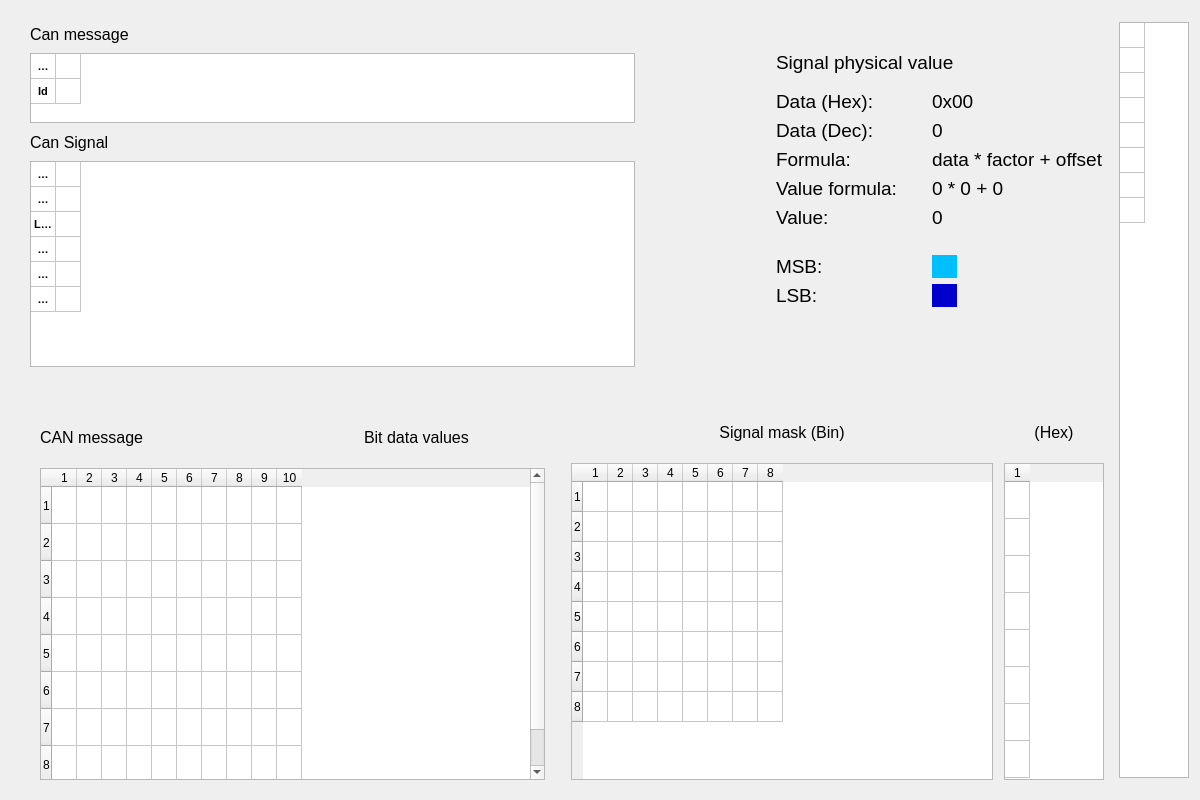
Before: the Qt Designer form BusConfigUI/CanMessageSimulator.ui in Patryk-97/BusConfig, drawn with Qt 5.
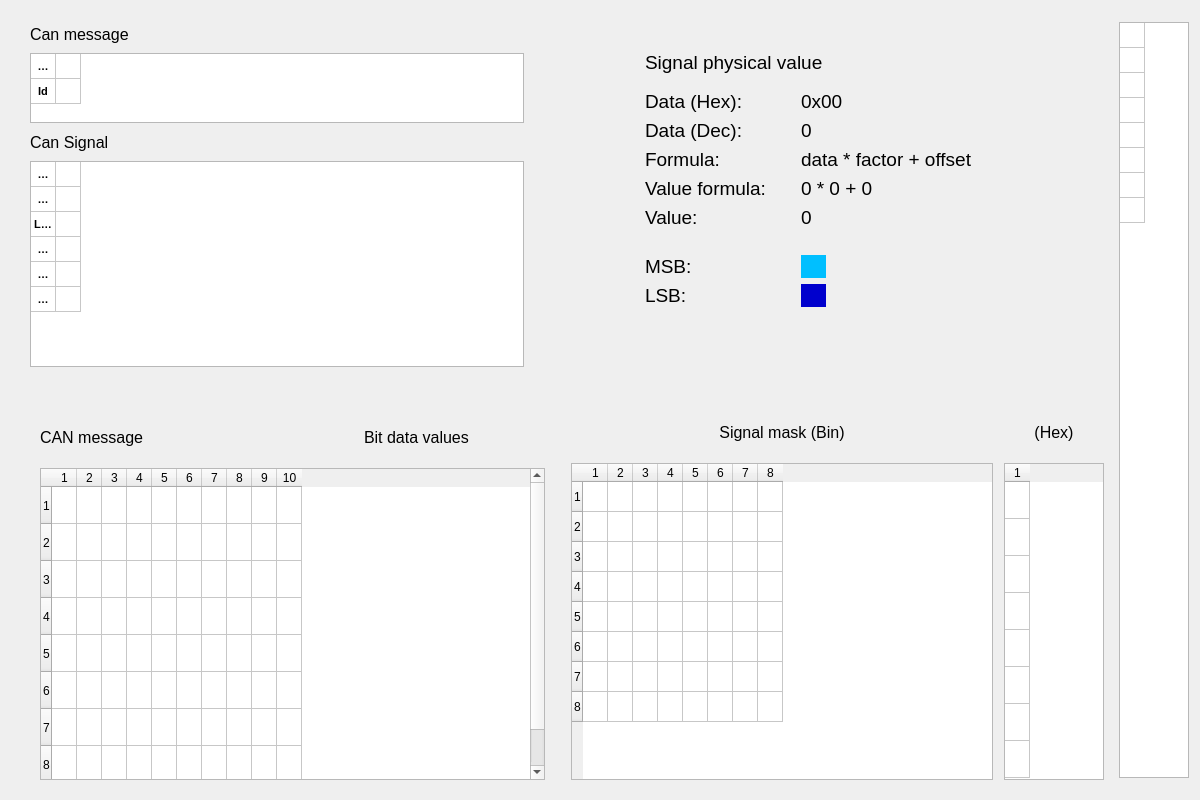
After: the same form once the commit is applied.

Patch:
```diff
--- a/BusConfigUI/CanMessageSimulator.ui
+++ b/BusConfigUI/CanMessageSimulator.ui
@@ -29,7 +29,7 @@
     <number>0</number>
    </property>
    <item row="0" column="0">
-    <layout class="QHBoxLayout" name="horizontalLayout_4" stretch="1,0">
+    <layout class="QHBoxLayout" name="horizontalLayout_4" stretch="1,1">
      <item>
       <layout class="QVBoxLayout" name="verticalLayout" stretch="1,2,1,8">
        <property name="leftMargin">
@@ -383,7 +383,7 @@
          <number>6</number>
         </property>
         <property name="leftMargin">
-         <number>60</number>
+         <number>40</number>
         </property>
         <property name="topMargin">
          <number>40</number>
```
